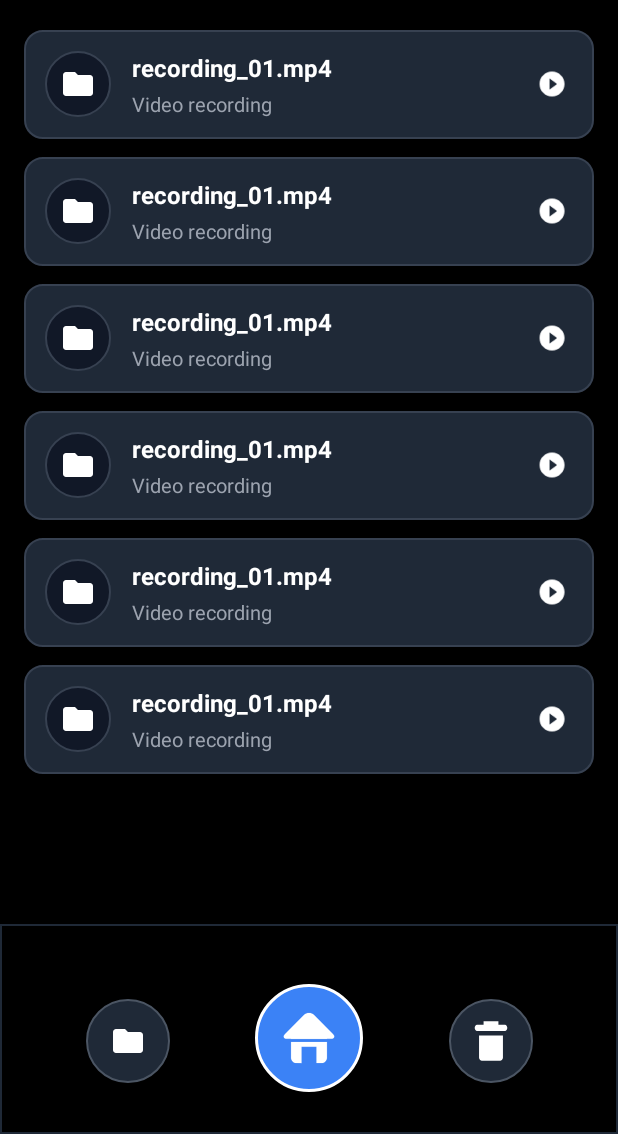
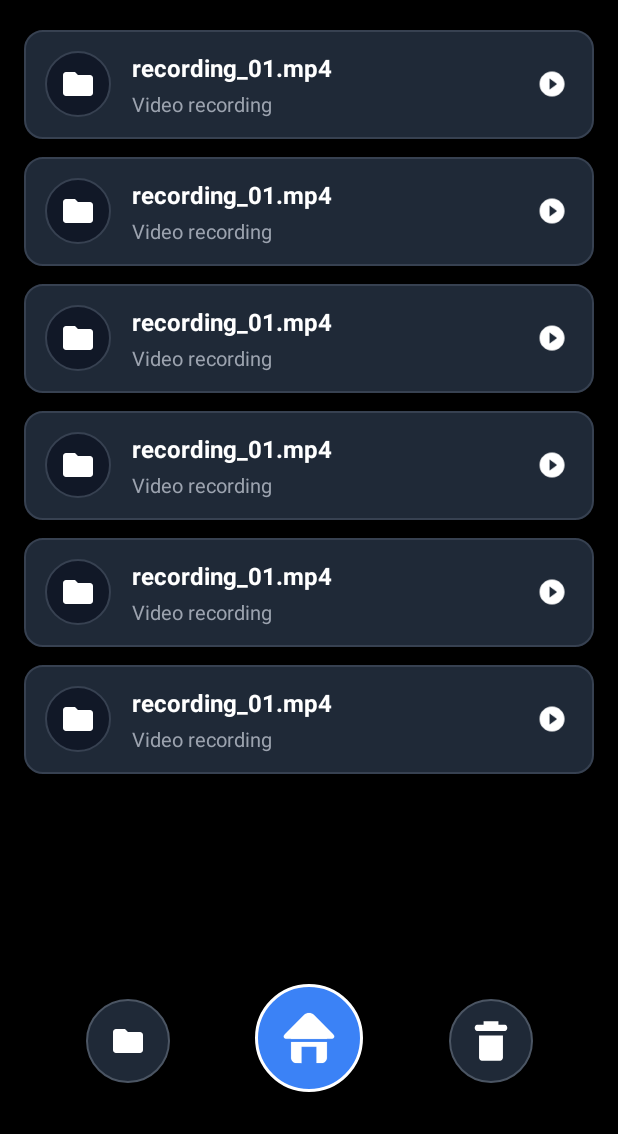
Before and after one commit to NotYourDoctor-01/S.I.G.H.T, an Android app: the layout file_interface.xml on its own in the app's theme, with its tools: preview values and no code run, on a phone screen of 412 x 824 dp, the part 102-1236 px from its top. Run offline under Robolectric (Android 15) with nearby library versions, the light colour scheme and no system bars; network calls fail.

Commit message:
file interface again ahhhh

```diff
--- a/interfaceUI1/app/src/main/res/layout/file_interface.xml
+++ b/interfaceUI1/app/src/main/res/layout/file_interface.xml
@@ -41,13 +41,14 @@
         android:id="@+id/view"
         android:layout_width="match_parent"
         android:layout_height="140dp"
-        android:background="@drawable/bg_panel"
+        android:background="@color/black"
         app:layout_constraintBottom_toBottomOf="parent"
         app:layout_constraintEnd_toEndOf="parent"
         app:layout_constraintHorizontal_bias="1.0"
         app:layout_constraintStart_toStartOf="parent" />
 
     <!-- Scrollable file list -->
+
 
     <ImageButton
         android:id="@+id/imageButton7"
@@ -98,7 +99,6 @@
         android:layout_width="match_parent"
         android:layout_height="0dp"
         android:layout_marginTop="20dp"
-        android:layout_marginBottom="16dp"
         android:clipToPadding="false"
         android:paddingHorizontal="16dp"
         android:paddingBottom="72dp"
```
